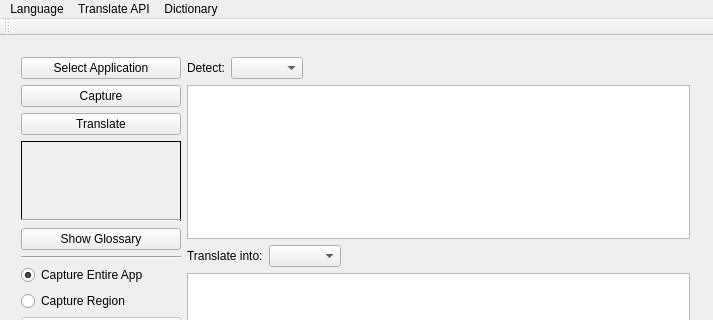
Qt form ChaosTranslate.ui (wlssirius/ChaosTranslate) before a commit; both pictures show x 0 to 713 and y 0 to 320 of the 713 by 469 pixel window.
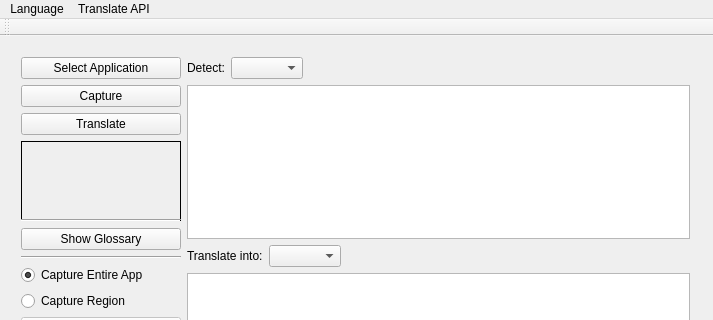
The same form after that commit. Icons and pictures are not drawn. Custom widgets are drawn as their Qt base class.

```diff
--- a/ChaosTranslate.ui
+++ b/ChaosTranslate.ui
@@ -358,14 +358,8 @@
     <addaction name="actionBing"/>
     <addaction name="actionYandex"/>
    </widget>
-   <widget class="QMenu" name="menuDictionary">
-    <property name="title">
-     <string>Dictionary</string>
-    </property>
-   </widget>
    <addaction name="menuLanguage"/>
    <addaction name="menuTranslate_API"/>
-   <addaction name="menuDictionary"/>
   </widget>
   <widget class="QToolBar" name="mainToolBar">
    <attribute name="toolBarArea">
```
Left out of the diff: 2 changed lines with no effect on the pictures.
